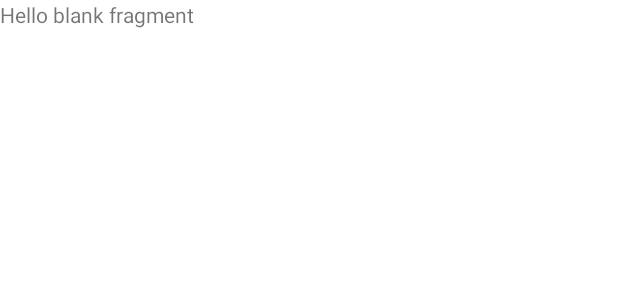
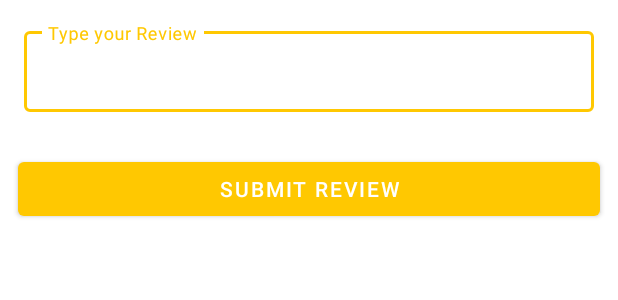
Before and after one commit to karansaggoo/TouristGuide, an Android app: the layout fragment_add_review.xml on its own in the app's theme, with its tools: preview values and no code run, on a phone screen of 412 x 824 dp. Shown: the top 300 px of the screen. Run offline under Robolectric (Android 15) with nearby library versions, the phone set to English and light mode, and no system bars.

Commit message:
TG-18 creating Add review ui

```diff
--- a/app/src/main/res/layout/fragment_add_review.xml
+++ b/app/src/main/res/layout/fragment_add_review.xml
@@ -1,14 +1,45 @@
 <?xml version="1.0" encoding="utf-8"?>
-<FrameLayout xmlns:android="http://schemas.android.com/apk/res/android"
+<LinearLayout xmlns:android="http://schemas.android.com/apk/res/android"
     xmlns:tools="http://schemas.android.com/tools"
     android:layout_width="match_parent"
     android:layout_height="match_parent"
+    android:orientation="vertical"
     tools:context=".AddReview">
 
-    <!-- TODO: Update blank fragment layout -->
+    <com.google.android.material.textfield.TextInputLayout
+        android:id="@+id/emailLayout"
+        style="@style/LoginTextInputOuterFieldStyle"
+        android:layout_width="match_parent"
+        android:layout_height="wrap_content"
+        android:layout_marginHorizontal="16dp">
+
+        <com.google.android.material.textfield.TextInputEditText
+            android:id="@+id/reviewEt"
+            style="@style/LoginTextInputInnerFieldStyle"
+            android:layout_width="match_parent"
+            android:layout_height="wrap_content"
+            android:hint="Type your Review"
+            android:inputType="textEmailAddress" />
+    </com.google.android.material.textfield.TextInputLayout>
+
+
+    <Button
+        android:id="@+id/submitReview_btn"
+        android:layout_width="match_parent"
+        android:layout_height="wrap_content"
+        android:layout_margin="12dp"
+        android:text="Submit Review"/>
+
     <TextView
         android:layout_width="match_parent"
-        android:layout_height="match_parent"
-        android:text="@string/hello_blank_fragment" />
+        android:layout_height="wrap_content"
+        android:text=""
+        android:textColor="@color/orange"
+        android:layout_marginStart="10dp"
+        android:textSize="16sp"
+        android:id="@+id/error"/>
 
-</FrameLayout>
+
+
+
+</LinearLayout>
```
